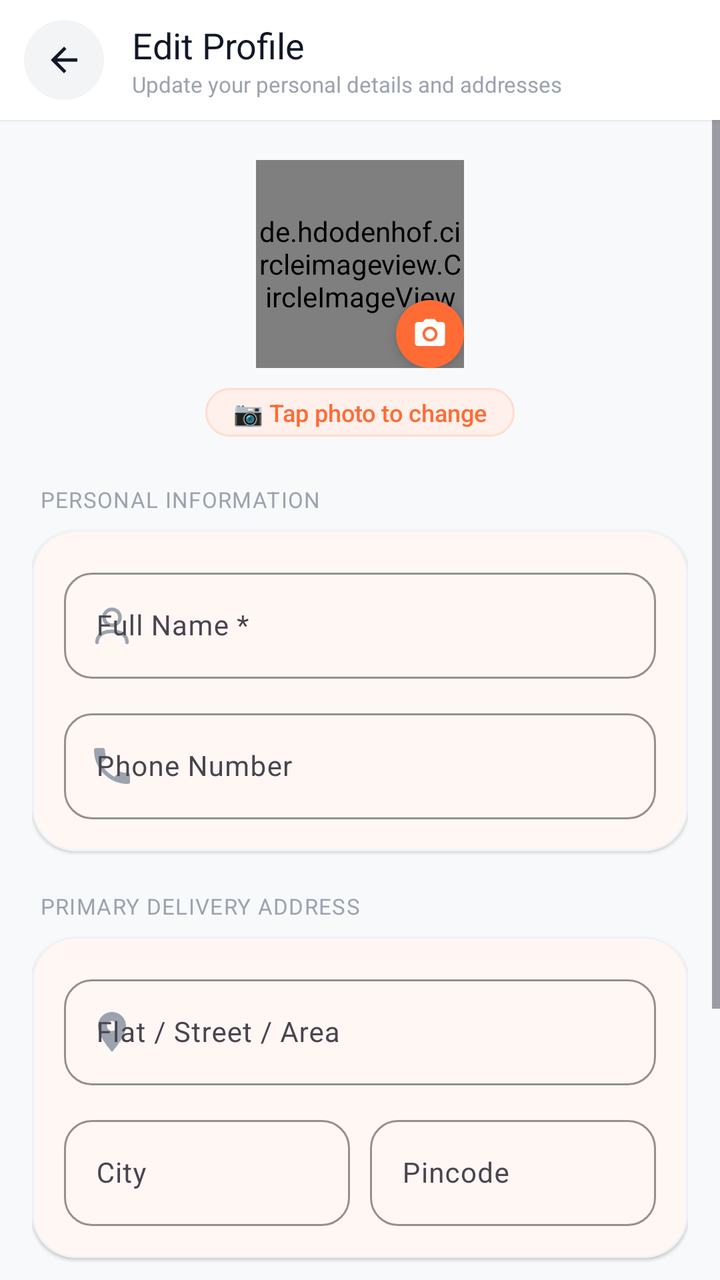
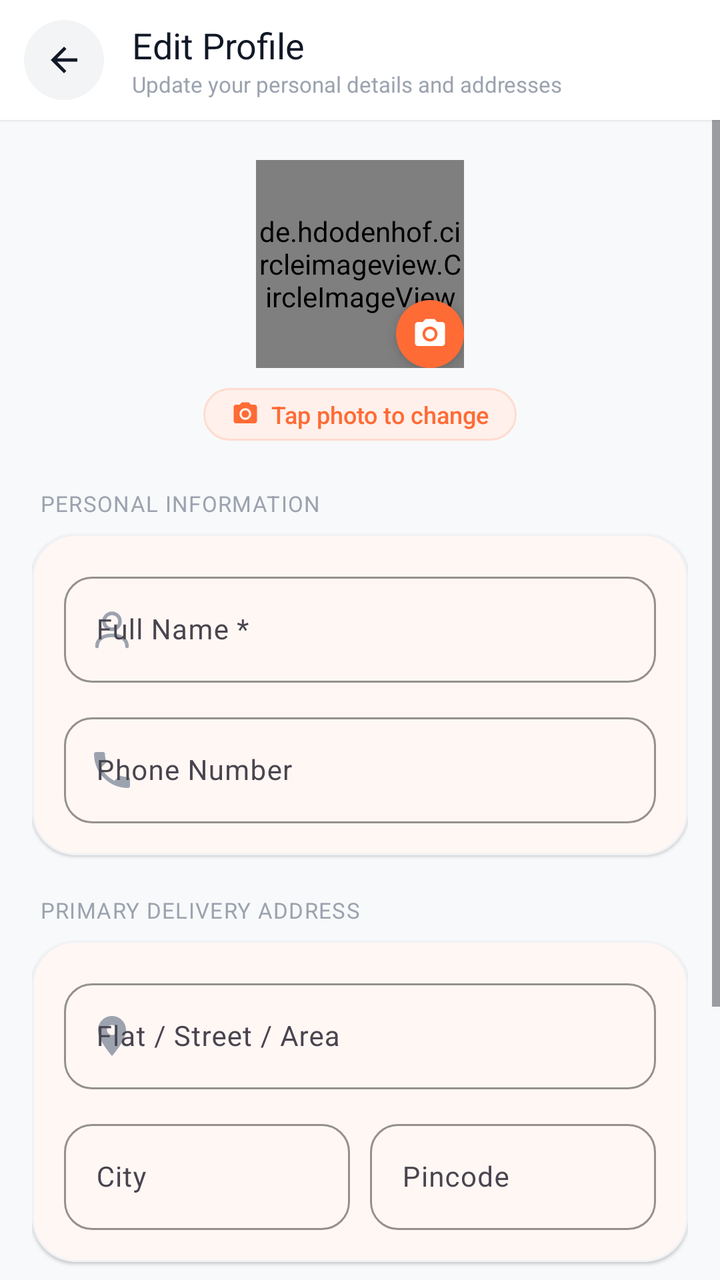

The first picture is an Android layout as it rendered before a commit; the second is the same layout after the commit. The layout source and the unified diff follow.
<!-- AndroidManifest.xml: application theme Theme.AKRHunger -->
<!-- res/layout/activity_edit_profile.xml -->
<?xml version="1.0" encoding="utf-8"?>
<LinearLayout xmlns:android="http://schemas.android.com/apk/res/android"
    xmlns:app="http://schemas.android.com/apk/res-auto"
    android:layout_width="match_parent"
    android:layout_height="match_parent"
    android:background="@color/background"
    android:orientation="vertical">

    
    <LinearLayout
        android:layout_width="match_parent"
        android:layout_height="60dp"
        android:background="@color/surface"
        android:elevation="1dp"
        android:gravity="center_vertical"
        android:orientation="horizontal"
        android:paddingHorizontal="12dp">

        <FrameLayout
            android:id="@+id/btn_back"
            android:layout_width="40dp"
            android:layout_height="40dp"
            android:background="@drawable/bg_icon_circle_gray"
            android:clickable="true"
            android:focusable="true"
            android:foreground="?attr/selectableItemBackgroundBorderless">

            <ImageView
                android:layout_width="20dp"
                android:layout_height="20dp"
                android:layout_gravity="center"
                android:src="@drawable/ic_back"
                android:tint="@color/text_primary" />
        </FrameLayout>

        <LinearLayout
            android:layout_width="0dp"
            android:layout_height="wrap_content"
            android:layout_marginStart="14dp"
            android:layout_weight="1"
            android:orientation="vertical">

            <TextView
                android:layout_width="wrap_content"
                android:layout_height="wrap_content"
                android:fontFamily="sans-serif-bold"
                android:text="@string/edit_profile"
                android:textColor="@color/text_primary"
                android:textSize="18sp" />

            <TextView
                android:layout_width="wrap_content"
                android:layout_height="wrap_content"
                android:fontFamily="sans-serif"
                android:text="Update your personal details and addresses"
                android:textColor="@color/text_hint"
                android:textSize="11sp" />
        </LinearLayout>
    </LinearLayout>

    <ScrollView
        android:layout_width="match_parent"
        android:layout_height="0dp"
        android:layout_weight="1"
        android:overScrollMode="never">

        <LinearLayout
            android:layout_width="match_parent"
            android:layout_height="wrap_content"
            android:orientation="vertical"
            android:paddingHorizontal="16dp"
            android:paddingTop="20dp"
            android:paddingBottom="36dp">

            
            <FrameLayout
                android:layout_width="match_parent"
                android:layout_height="wrap_content"
                android:layout_marginBottom="24dp">

                <LinearLayout
                    android:layout_width="match_parent"
                    android:layout_height="wrap_content"
                    android:gravity="center"
                    android:orientation="vertical">

                    <FrameLayout
                        android:layout_width="104dp"
                        android:layout_height="104dp">

                        <de.hdodenhof.circleimageview.CircleImageView
                            android:id="@+id/iv_edit_avatar"
                            android:layout_width="104dp"
                            android:layout_height="104dp"
                            android:background="@drawable/bg_icon_circle_soft"
                            android:clickable="true"
                            android:focusable="true"
                            android:foreground="?attr/selectableItemBackgroundBorderless"
                            android:src="@drawable/ic_profile"
                            app:civ_border_color="@color/primary"
                            app:civ_border_width="3dp" />

                        
                        <FrameLayout
                            android:layout_width="34dp"
                            android:layout_height="34dp"
                            android:layout_gravity="bottom|end"
                            android:background="@drawable/bg_pill_primary"
                            android:elevation="4dp">

                            <ImageView
                                android:layout_width="18dp"
                                android:layout_height="18dp"
                                android:layout_gravity="center"
                                android:src="@drawable/ic_camera"
                                android:tint="@color/on_primary" />
                        </FrameLayout>

                        
                        <ProgressBar
                            android:id="@+id/progress_avatar"
                            style="?android:attr/progressBarStyle"
                            android:layout_width="36dp"
                            android:layout_height="36dp"
                            android:layout_gravity="center"
                            android:indeterminateTint="@color/primary"
                            android:visibility="gone" />
                    </FrameLayout>

                    <TextView
                        android:layout_width="wrap_content"
                        android:layout_height="wrap_content"
                        android:layout_marginTop="10dp"
                        android:background="@drawable/bg_pill_soft"
                        android:fontFamily="sans-serif-medium"
                        android:paddingHorizontal="14dp"
                        android:paddingVertical="4dp"
                        android:text="📷 Tap photo to change"
                        android:textColor="@color/primary"
                        android:textSize="12sp" />
                </LinearLayout>
            </FrameLayout>

            
            <TextView
                android:layout_width="wrap_content"
                android:layout_height="wrap_content"
                android:layout_marginStart="4dp"
                android:layout_marginBottom="8dp"
                android:fontFamily="sans-serif-bold"
                android:letterSpacing="0.04"
                android:text="PERSONAL INFORMATION"
                android:textColor="@color/text_hint"
                android:textSize="11sp" />

            <com.google.android.material.card.MaterialCardView
                android:layout_width="match_parent"
                android:layout_height="wrap_content"
                android:layout_marginBottom="20dp"
                app:cardBackgroundColor="@color/surface"
                app:cardCornerRadius="22dp"
                app:cardElevation="1dp"
                app:strokeColor="@color/card_border"
                app:strokeWidth="1dp">

                <LinearLayout
                    android:layout_width="match_parent"
                    android:layout_height="wrap_content"
                    android:orientation="vertical"
                    android:padding="16dp">

                    <com.google.android.material.textfield.TextInputLayout
                        style="@style/Widget.AKR.TextInput"
                        android:layout_width="match_parent"
                        android:layout_height="wrap_content"
                        android:hint="Full Name *"
                        app:boxCornerRadiusBottomEnd="14dp"
                        app:boxCornerRadiusBottomStart="14dp"
                        app:boxCornerRadiusTopEnd="14dp"
                        app:boxCornerRadiusTopStart="14dp"
                        app:startIconDrawable="@drawable/ic_profile"
                        app:startIconTint="@color/text_hint">

                        <com.google.android.material.textfield.TextInputEditText
                            android:id="@+id/et_name"
                            android:layout_width="match_parent"
                            android:layout_height="wrap_content"
                            android:fontFamily="sans-serif"
                            android:inputType="textPersonName"
                            android:textSize="14sp" />
                    </com.google.android.material.textfield.TextInputLayout>

                    <com.google.android.material.textfield.TextInputLayout
                        style="@style/Widget.AKR.TextInput"
                        android:layout_width="match_parent"
                        android:layout_height="wrap_content"
                        android:layout_marginTop="12dp"
                        android:hint="Phone Number"
                        app:boxCornerRadiusBottomEnd="14dp"
                        app:boxCornerRadiusBottomStart="14dp"
                        app:boxCornerRadiusTopEnd="14dp"
                        app:boxCornerRadiusTopStart="14dp"
                        app:startIconDrawable="@drawable/ic_phone"
                        app:startIconTint="@color/text_hint">

                        <com.google.android.material.textfield.TextInputEditText
                            android:id="@+id/et_phone"
                            android:layout_width="match_parent"
                            android:layout_height="wrap_content"
                            android:fontFamily="sans-serif"
                            android:inputType="phone"
                            android:textSize="14sp" />
                    </com.google.android.material.textfield.TextInputLayout>
                </LinearLayout>
            </com.google.android.material.card.MaterialCardView>

            
            <TextView
                android:layout_width="wrap_content"
                android:layout_height="wrap_content"
                android:layout_marginStart="4dp"
                android:layout_marginBottom="8dp"
                android:fontFamily="sans-serif-bold"
                android:letterSpacing="0.04"
                android:text="PRIMARY DELIVERY ADDRESS"
                android:textColor="@color/text_hint"
                android:textSize="11sp" />

            <com.google.android.material.card.MaterialCardView
                android:layout_width="match_parent"
                android:layout_height="wrap_content"
                android:layout_marginBottom="20dp"
                app:cardBackgroundColor="@color/surface"
                app:cardCornerRadius="22dp"
                app:cardElevation="1dp"
                app:strokeColor="@color/card_border"
                app:strokeWidth="1dp">

                <LinearLayout
                    android:layout_width="match_parent"
                    android:layout_height="wrap_content"
                    android:orientation="vertical"
                    android:padding="16dp">

                    <com.google.android.material.textfield.TextInputLayout
                        style="@style/Widget.AKR.TextInput"
                        android:layout_width="match_parent"
                        android:layout_height="wrap_content"
                        android:hint="Flat / Street / Area"
                        app:boxCornerRadiusBottomEnd="14dp"
                        app:boxCornerRadiusBottomStart="14dp"
                        app:boxCornerRadiusTopEnd="14dp"
                        app:boxCornerRadiusTopStart="14dp"
                        app:startIconDrawable="@drawable/ic_location"
                        app:startIconTint="@color/text_hint">

                        <com.google.android.material.textfield.TextInputEditText
                            android:id="@+id/et_street"
                            android:layout_width="match_parent"
                            android:layout_height="wrap_content"
                            android:fontFamily="sans-serif"
                            android:inputType="textPostalAddress"
                            android:textSize="14sp" />
                    </com.google.android.material.textfield.TextInputLayout>

                    <LinearLayout
                        android:layout_width="match_parent"
                        android:layout_height="wrap_content"
                        android:layout_marginTop="12dp"
                        android:orientation="horizontal">

                        <com.google.android.material.textfield.TextInputLayout
                            style="@style/Widget.AKR.TextInput"
                            android:layout_width="0dp"
                            android:layout_height="wrap_content"
                            android:layout_weight="1"
                            android:hint="City"
                            app:boxCornerRadiusBottomEnd="14dp"
                            app:boxCornerRadiusBottomStart="14dp"
                            app:boxCornerRadiusTopEnd="14dp"
                            app:boxCornerRadiusTopStart="14dp">

                            <com.google.android.material.textfield.TextInputEditText
                                android:id="@+id/et_city"
                                android:layout_width="match_parent"
                                android:layout_height="wrap_content"
                                android:fontFamily="sans-serif"
                                android:inputType="text"
                                android:textSize="14sp" />
                        </com.google.android.material.textfield.TextInputLayout>

                        <com.google.android.material.textfield.TextInputLayout
                            style="@style/Widget.AKR.TextInput"
                            android:layout_width="0dp"
                            android:layout_height="wrap_content"
                            android:layout_marginStart="10dp"
                            android:layout_weight="1"
                            android:hint="Pincode"
                            app:boxCornerRadiusBottomEnd="14dp"
                            app:boxCornerRadiusBottomStart="14dp"
                            app:boxCornerRadiusTopEnd="14dp"
                            app:boxCornerRadiusTopStart="14dp">

                            <com.google.android.material.textfield.TextInputEditText
                                android:id="@+id/et_pincode"
                                android:layout_width="match_parent"
                                android:layout_height="wrap_content"
                                android:fontFamily="sans-serif"
                                android:inputType="number"
                                android:maxLength="6"
                                android:textSize="14sp" />
                        </com.google.android.material.textfield.TextInputLayout>
                    </LinearLayout>
                </LinearLayout>
            </com.google.android.material.card.MaterialCardView>

            
            <LinearLayout
                android:layout_width="match_parent"
                android:layout_height="wrap_content"
                android:layout_marginBottom="8dp"
                android:gravity="center_vertical"
                android:orientation="horizontal">

                <TextView
                    android:layout_width="0dp"
                    android:layout_height="wrap_content"
                    android:layout_marginStart="4dp"
                    android:layout_weight="1"
                    android:fontFamily="sans-serif-bold"
                    android:letterSpacing="0.04"
                    android:text="SAVED ADDRESSES"
                    android:textColor="@color/text_hint"
                    android:textSize="11sp" />

                <com.google.android.material.button.MaterialButton
                    android:id="@+id/btn_add_address"
                    style="@style/Widget.AKR.Button.PillSoft"
                    android:layout_width="wrap_content"
                    android:layout_height="36dp"
                    android:fontFamily="sans-serif-bold"
                    android:paddingHorizontal="14dp"
                    android:text="＋ Add New"
                    android:textSize="11sp" />
            </LinearLayout>

            
            <LinearLayout
                android:id="@+id/address_container"
                android:layout_width="match_parent"
                android:layout_height="wrap_content"
                android:layout_marginBottom="24dp"
                android:orientation="vertical" />

            
            <com.google.android.material.button.MaterialButton
                android:id="@+id/btn_save"
                style="@style/Widget.AKR.Button.Pill"
                android:layout_width="match_parent"
                android:layout_height="56dp"
                android:layout_marginTop="8dp"
                android:elevation="4dp"
                android:fontFamily="sans-serif-bold"
                android:letterSpacing="0.02"
                android:text="@string/save_changes"
                android:textSize="16sp"
                app:backgroundTint="@color/primary"
                app:cornerRadius="28dp" />

        </LinearLayout>
    </ScrollView>
</LinearLayout>
<!-- resources referenced by this layout -->
<resources>
  <color name="background">#F8F9FA</color>
  <color name="card_border">#F0F2F5</color>
  <color name="on_primary">#FFFFFF</color>
  <color name="primary">#FF6B35</color>
  <color name="surface">#FFFFFF</color>
  <color name="text_hint">#9CA3AF</color>
  <color name="text_primary">#111827</color>
  <!-- drawable bg_icon_circle_gray (drawable) -->
  <?xml version="1.0" encoding="utf-8"?>
  <shape xmlns:android="http://schemas.android.com/apk/res/android"
      android:shape="oval">
      <solid android:color="@color/surface_variant" />
  </shape>
  <!-- drawable bg_icon_circle_soft (drawable) -->
  <?xml version="1.0" encoding="utf-8"?>
  <shape xmlns:android="http://schemas.android.com/apk/res/android"
      android:shape="oval">
      <solid android:color="@color/primary_tint" />
      <stroke android:width="1dp" android:color="@color/primary_tint_border" />
  </shape>
  <!-- drawable bg_pill_primary (drawable) -->
  <?xml version="1.0" encoding="utf-8"?>
  <ripple xmlns:android="http://schemas.android.com/apk/res/android"
      android:color="#33FFFFFF">
      <item>
          <shape android:shape="rectangle">
              <corners android:radius="999dp" />
              <solid android:color="@color/primary" />
          </shape>
      </item>
  </ripple>
  <!-- drawable ic_back (drawable) -->
  <vector xmlns:android="http://schemas.android.com/apk/res/android"
      android:width="24dp"
      android:height="24dp"
      android:viewportWidth="24"
      android:viewportHeight="24">
      <path
          android:fillColor="#FF000000"
          android:pathData="M20,11H7.83l5.59,-5.59L12,4l-8,8 8,8 1.41,-1.41L7.83,13H20v-2z"/>
  </vector>
  <string name="edit_profile">Edit Profile</string>
  <string name="save_changes">Save Changes</string>
  <color name="surface_variant">#F3F4F6</color>
  <color name="primary_tint">#FFF0EB</color>
  <color name="primary_tint_border">#FFDCD0</color>
  <color name="primary_15">#26FF6B35</color>
  <color name="primary_dark">#E55A25</color>
  <color name="secondary">#F59E0B</color>
  <color name="on_secondary">#111827</color>
  <color name="on_surface">#111827</color>
  <style name="ThemeOverlay.AKR.MaterialAlertDialog" parent="ThemeOverlay.Material3.MaterialAlertDialog">
          <item name="shapeAppearance">@style/ShapeAppearance.AKR.Dialog</item>
          <item name="shapeAppearanceOverlay">@style/ShapeAppearance.AKR.Dialog</item>
          <item name="colorSurface">@color/surface</item>
          <item name="android:backgroundDimAmount">0.5</item>
      </style>
  <style name="ThemeOverlay.AKR.BottomSheetDialog" parent="ThemeOverlay.Material3.BottomSheetDialog">
          <item name="bottomSheetStyle">@style/Widget.AKR.BottomSheet</item>
      </style>
  <style name="ShapeAppearance.AKR.Dialog" parent="">
          <item name="cornerFamily">rounded</item>
          <item name="cornerSize">24dp</item>
      </style>
  <style name="Widget.AKR.BottomSheet" parent="Widget.Material3.BottomSheet">
          <item name="shapeAppearanceOverlay">@style/ShapeAppearance.AKR.BottomSheet</item>
          <item name="backgroundTint">@color/surface</item>
      </style>
  <style name="ShapeAppearance.AKR.BottomSheet" parent="">
          <item name="cornerFamily">rounded</item>
          <item name="cornerSizeTopLeft">28dp</item>
          <item name="cornerSizeTopRight">28dp</item>
      </style>
  <!-- unchanged entries left out for length: 9 -->
</resources>

<!-- the commit's change to res/layout/activity_edit_profile.xml (unified diff, before → after) -->
@@ -30,7 +30,7 @@
                 android:layout_height="20dp"
                 android:layout_gravity="center"
                 android:src="@drawable/ic_back"
-                android:tint="@color/text_primary" />
+                app:tint="@color/text_primary" />
         </FrameLayout>
 
         <LinearLayout
@@ -113,7 +113,7 @@
                                 android:layout_height="18dp"
                                 android:layout_gravity="center"
                                 android:src="@drawable/ic_camera"
-                                android:tint="@color/on_primary" />
+                                app:tint="@color/on_primary" />
                         </FrameLayout>
 
                         
@@ -127,17 +127,31 @@
                             android:visibility="gone" />
                     </FrameLayout>
 
-                    <TextView
+                    <LinearLayout
                         android:layout_width="wrap_content"
                         android:layout_height="wrap_content"
                         android:layout_marginTop="10dp"
                         android:background="@drawable/bg_pill_soft"
-                        android:fontFamily="sans-serif-medium"
+                        android:gravity="center_vertical"
+                        android:orientation="horizontal"
                         android:paddingHorizontal="14dp"
-                        android:paddingVertical="4dp"
-                        android:text="📷 Tap photo to change"
-                        android:textColor="@color/primary"
-                        android:textSize="12sp" />
+                        android:paddingVertical="5dp">
+
+                        <ImageView
+                            android:layout_width="14dp"
+                            android:layout_height="14dp"
+                            android:src="@drawable/ic_camera"
+                            app:tint="@color/primary" />
+
+                        <TextView
+                            android:layout_width="wrap_content"
+                            android:layout_height="wrap_content"
+                            android:layout_marginStart="6dp"
+                            android:fontFamily="sans-serif-medium"
+                            android:text="Tap photo to change"
+                            android:textColor="@color/primary"
+                            android:textSize="12sp" />
+                    </LinearLayout>
                 </LinearLayout>
             </FrameLayout>
 
@@ -339,9 +353,12 @@
                     android:layout_width="wrap_content"
                     android:layout_height="36dp"
                     android:fontFamily="sans-serif-bold"
-                    android:paddingHorizontal="14dp"
-                    android:text="＋ Add New"
-                    android:textSize="11sp" />
+                    android:paddingHorizontal="12dp"
+                    android:text="Add New"
+                    android:textSize="11sp"
+                    app:icon="@drawable/ic_add"
+                    app:iconSize="14dp"
+                    app:iconTint="@color/primary" />
             </LinearLayout>
 
             
<!-- resource entries referenced after the edit -->
@@ -31,6 +31,16 @@
           </shape>
       </item>
   </ripple>
+  <!-- drawable ic_add (drawable) -->
+  <vector xmlns:android="http://schemas.android.com/apk/res/android"
+      android:width="24dp"
+      android:height="24dp"
+      android:viewportWidth="24"
+      android:viewportHeight="24">
+      <path
+          android:fillColor="#FF000000"
+          android:pathData="M19,13h-6v6h-2v-6H5v-2h6V5h2v6h6v2z"/>
+  </vector>
   <!-- drawable ic_back (drawable) -->
   <vector xmlns:android="http://schemas.android.com/apk/res/android"
       android:width="24dp"
